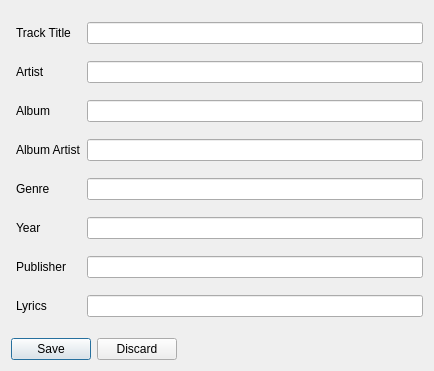
Before: the Qt Designer form recommend/ui/editMetadata_form.ui in ProjectRecommend/Recommend, drawn with Qt 5.
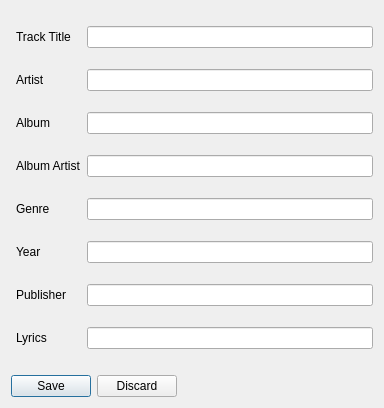
After: the same form once the commit is applied. Icons and pictures are not drawn.

Diff of the .ui file:
```diff
--- a/recommend/ui/editMetadata_form.ui
+++ b/recommend/ui/editMetadata_form.ui
@@ -6,8 +6,8 @@
    <rect>
     <x>0</x>
     <y>0</y>
-    <width>434</width>
-    <height>371</height>
+    <width>384</width>
+    <height>408</height>
    </rect>
   </property>
   <property name="sizePolicy">
```
Left out of the diff: 12 changed lines with no effect on the pictures.
